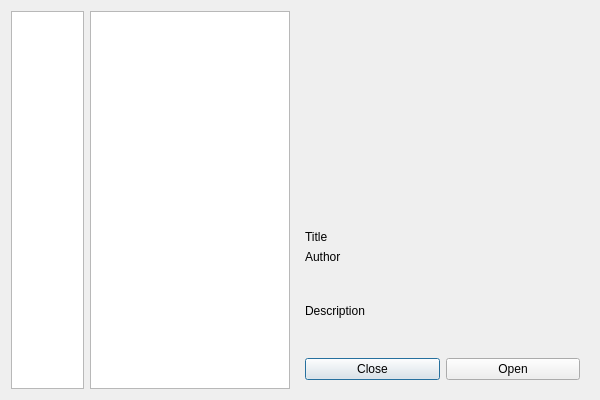
Old version of the form grc/gui_qt/resources/example_browser.ui in the repository haakov/gnuradio.
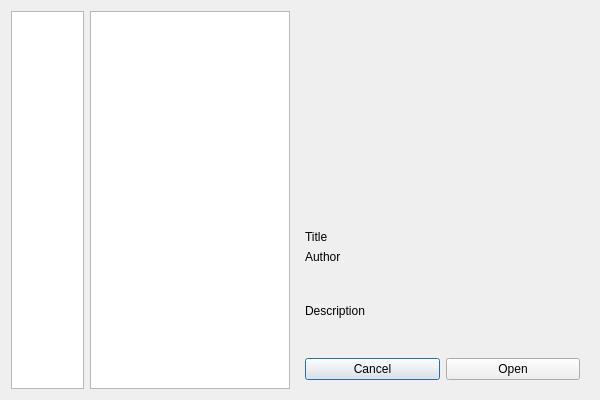
New version of the form.

Commit message: grcqt: Rename example browser "close" button to "cancel"

Patch:
```diff
--- a/grc/gui_qt/resources/example_browser.ui
+++ b/grc/gui_qt/resources/example_browser.ui
@@ -108,7 +108,7 @@
           <item>
            <widget class="QPushButton" name="close_button">
             <property name="text">
-             <string>Close</string>
+             <string>Cancel</string>
             </property>
            </widget>
           </item>
```
Left out of the diff: 2 changed lines with no effect on the pictures. The commit also changes 1 other file.
